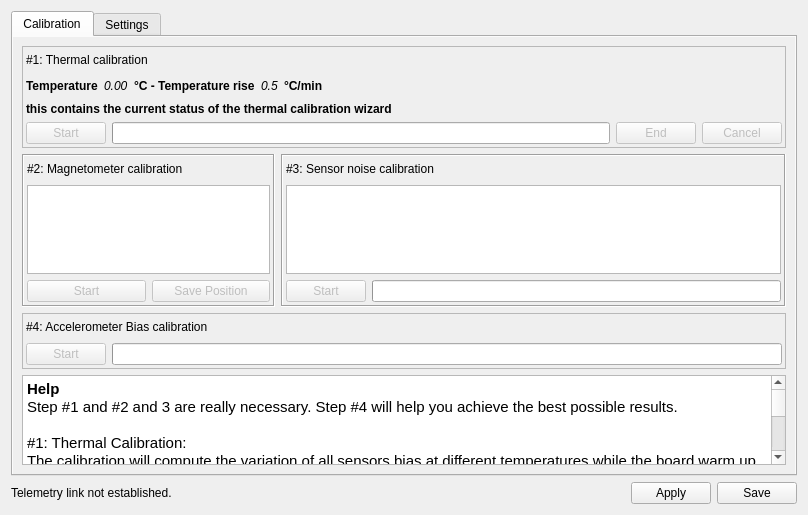
Old version of the form ground/openpilotgcs/src/plugins/config/revosensors.ui in the repository openpilot/OpenPilot.
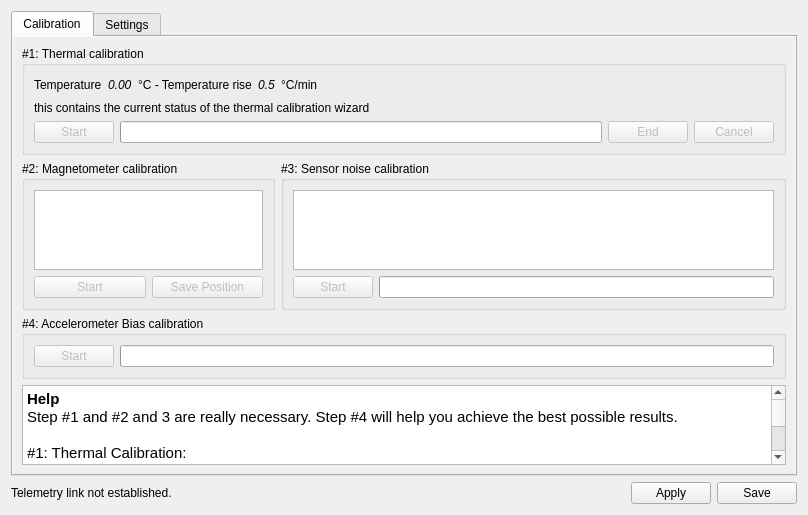
New version of the form. Icons and pictures are not drawn.

Commit message: OP-1150 fix and uniform ui style

The edit to the form file:
```diff
--- a/ground/openpilotgcs/src/plugins/config/revosensors.ui
+++ b/ground/openpilotgcs/src/plugins/config/revosensors.ui
@@ -33,66 +33,33 @@
        <item>
         <layout class="QHBoxLayout" name="sensorNoiseLayout">
          <item>
-          <widget class="QFrame" name="frame_3">
-           <property name="frameShape">
-            <enum>QFrame::StyledPanel</enum>
-           </property>
-           <property name="frameShadow">
-            <enum>QFrame::Raised</enum>
+          <widget class="QGroupBox" name="groupBox_4">
+           <property name="title">
+            <string>#1: Thermal calibration</string>
            </property>
            <layout class="QVBoxLayout" name="verticalLayout_2">
             <property name="leftMargin">
-             <number>3</number>
+             <number>9</number>
             </property>
             <property name="topMargin">
-             <number>3</number>
+             <number>9</number>
             </property>
             <property name="rightMargin">
-             <number>3</number>
+             <number>9</number>
             </property>
             <property name="bottomMargin">
-             <number>3</number>
+             <number>9</number>
             </property>
             <item>
              <layout class="QVBoxLayout" name="verticalLayout_thermalbias">
-              <item>
-               <layout class="QHBoxLayout" name="horizontalLayout_thermalbias">
-                <item>
-                 <widget class="QLabel" name="label_thermalbias">
-                  <property name="font">
-                   <font>
-                    <weight>50</weight>
-                    <bold>false</bold>
-                   </font>
-                  </property>
-                  <property name="text">
-                   <string>#1: Thermal calibration</string>
-                  </property>
-                 </widget>
-                </item>
-                <item>
-                 <spacer name="horizontalSpacer_thermalbias">
-                  <property name="orientation">
-                   <enum>Qt::Horizontal</enum>
-                  </property>
-                  <property name="sizeHint" stdset="0">
-                   <size>
-                    <width>40</width>
-                    <height>20</height>
-                   </size>
-                  </property>
-                 </spacer>
-                </item>
-               </layout>
-              </item>
               <item>
                <layout class="QHBoxLayout" name="horizontalLayout_thermalbias">
                 <item>
                  <widget class="QLabel" name="label_temperature">
                   <property name="font">
                    <font>
-                    <weight>75</weight>
-                    <bold>true</bold>
+                    <weight>50</weight>
+                    <bold>false</bold>
                    </font>
                   </property>
                   <property name="text">
@@ -118,8 +85,8 @@
                  <widget class="QLabel" name="label_thermalGradient">
                   <property name="font">
                    <font>
-                    <weight>75</weight>
-                    <bold>true</bold>
+                    <weight>50</weight>
+                    <bold>false</bold>
                    </font>
                   </property>
                   <property name="text">
@@ -145,8 +112,8 @@
                  <widget class="QLabel" name="label_thermalGradient">
                   <property name="font">
                    <font>
-                    <weight>75</weight>
-                    <bold>true</bold>
+                    <weight>50</weight>
+                    <bold>false</bold>
                    </font>
                   </property>
                   <property name="text">
@@ -173,8 +140,8 @@
                <widget class="QLabel" name="label_thermalDescription">
                 <property name="font">
                  <font>
-                  <weight>75</weight>
-                  <bold>true</bold>
+                  <weight>50</weight>
+                  <bold>false</bold>
                  </font>
                 </property>
                 <property name="text">
@@ -236,58 +203,25 @@
        <item>
         <layout class="QHBoxLayout" name="sixPointLayout" stretch="1,2">
          <item>
-          <widget class="QFrame" name="frame">
-           <property name="frameShape">
-            <enum>QFrame::Box</enum>
-           </property>
-           <property name="frameShadow">
-            <enum>QFrame::Sunken</enum>
+          <widget class="QGroupBox" name="groupBox_4">
+           <property name="title">
+            <string>#2: Magnetometer calibration</string>
            </property>
            <layout class="QVBoxLayout" name="verticalLayout_9">
             <property name="leftMargin">
-             <number>3</number>
+             <number>9</number>
             </property>
             <property name="topMargin">
-             <number>3</number>
+             <number>9</number>
             </property>
             <property name="rightMargin">
-             <number>3</number>
+             <number>9</number>
             </property>
             <property name="bottomMargin">
-             <number>3</number>
+             <number>9</number>
             </property>
             <item>
              <layout class="QVBoxLayout" name="verticalLayout_3">
-              <item>
-               <layout class="QHBoxLayout" name="horizontalLayout_2">
-                <item>
-                 <widget class="QLabel" name="label_3">
-                  <property name="font">
-                   <font>
-                    <weight>50</weight>
-                    <bold>false</bold>
-                   </font>
-                  </property>
-                  <property name="text">
-                   <string>#2: Magnetometer calibration</string>
-                  </property>
-                 </widget>
-                </item>
-                <item>
-                 <spacer name="horizontalSpacer_3">
-                  <property name="orientation">
-                   <enum>Qt::Horizontal</enum>
-                  </property>
-                  <property name="sizeHint" stdset="0">
-                   <size>
-                    <width>40</width>
-                    <height>20</height>
-                   </size>
-                  </property>
-                 </spacer>
-                </item>
-               </layout>
-              </item>
               <item>
                <widget class="QGraphicsView" name="sixPointsHelp">
                 <property name="toolTip">
@@ -331,58 +265,25 @@
           </widget>
          </item>
          <item>
-          <widget class="QFrame" name="frame_2">
-           <property name="frameShape">
-            <enum>QFrame::Box</enum>
-           </property>
-           <property name="frameShadow">
-            <enum>QFrame::Sunken</enum>
+          <widget class="QGroupBox" name="groupBox_4">
+           <property name="title">
+            <string>#3: Sensor noise calibration</string>
            </property>
            <layout class="QVBoxLayout" name="verticalLayout_10">
             <property name="leftMargin">
-             <number>3</number>
+             <number>9</number>
             </property>
             <property name="topMargin">
-             <number>3</number>
+             <number>9</number>
             </property>
             <property name="rightMargin">
-             <number>3</number>
+             <number>9</number>
             </property>
             <property name="bottomMargin">
-             <number>3</number>
+             <number>9</number>
             </property>
             <item>
              <layout class="QVBoxLayout" name="verticalLayout_4">
-              <item>
-               <layout class="QHBoxLayout" name="horizontalLayout_8">
-                <item>
-                 <widget class="QLabel" name="label">
-                  <property name="font">
-                   <font>
-                    <weight>50</weight>
-                    <bold>false</bold>
-                   </font>
-                  </property>
-                  <property name="text">
-                   <string>#3: Sensor noise calibration</string>
-                  </property>
-                 </widget>
-                </item>
-                <item>
-                 <spacer name="horizontalSpacer_4">
-                  <property name="orientation">
-                   <enum>Qt::Horizontal</enum>
-                  </property>
-                  <property name="sizeHint" stdset="0">
-                   <size>
-                    <width>40</width>
-                    <height>20</height>
-                   </size>
-                  </property>
-                 </spacer>
-                </item>
-               </layout>
-              </item>
               <item>
                <widget class="QGraphicsView" name="sensorsBargraph">
                 <property name="toolTip">
@@ -443,58 +344,25 @@
        <item>
         <layout class="QHBoxLayout" name="sensorNoiseLayout">
          <item>
-          <widget class="QFrame" name="frame_3">
-           <property name="frameShape">
-            <enum>QFrame::StyledPanel</enum>
-           </property>
-           <property name="frameShadow">
-            <enum>QFrame::Raised</enum>
+          <widget class="QGroupBox" name="groupBox_4">
+           <property name="title">
+            <string>#4: Accelerometer Bias calibration</string>
            </property>
            <layout class="QVBoxLayout" name="verticalLayout_2">
             <property name="leftMargin">
-             <number>3</number>
+             <number>9</number>
             </property>
             <property name="topMargin">
-             <number>3</number>
+             <number>9</number>
             </property>
             <property name="rightMargin">
-             <number>3</number>
+             <number>9</number>
             </property>
             <property name="bottomMargin">
-             <number>3</number>
+             <number>9</number>
             </property>
             <item>
              <layout class="QVBoxLayout" name="verticalLayout_5">
-              <item>
-               <layout class="QHBoxLayout" name="horizontalLayout_9">
-                <item>
-                 <widget class="QLabel" name="label_5">
-                  <property name="font">
-                   <font>
-                    <weight>50</weight>
-                    <bold>false</bold>
-                   </font>
-                  </property>
-                  <property name="text">
-                   <string>#4: Accelerometer Bias calibration</string>
-                  </property>
-                 </widget>
-                </item>
-                <item>
-                 <spacer name="horizontalSpacer_5">
-                  <property name="orientation">
-                   <enum>Qt::Horizontal</enum>
-                  </property>
-                  <property name="sizeHint" stdset="0">
-                   <size>
-                    <width>40</width>
-                    <height>20</height>
-                   </size>
-                  </property>
-                 </spacer>
-                </item>
-               </layout>
-              </item>
               <item>
                <layout class="QHBoxLayout" name="horizontalLayout_3">
                 <item>
```
Left out of the diff: 1 changed line with no effect on the pictures.
